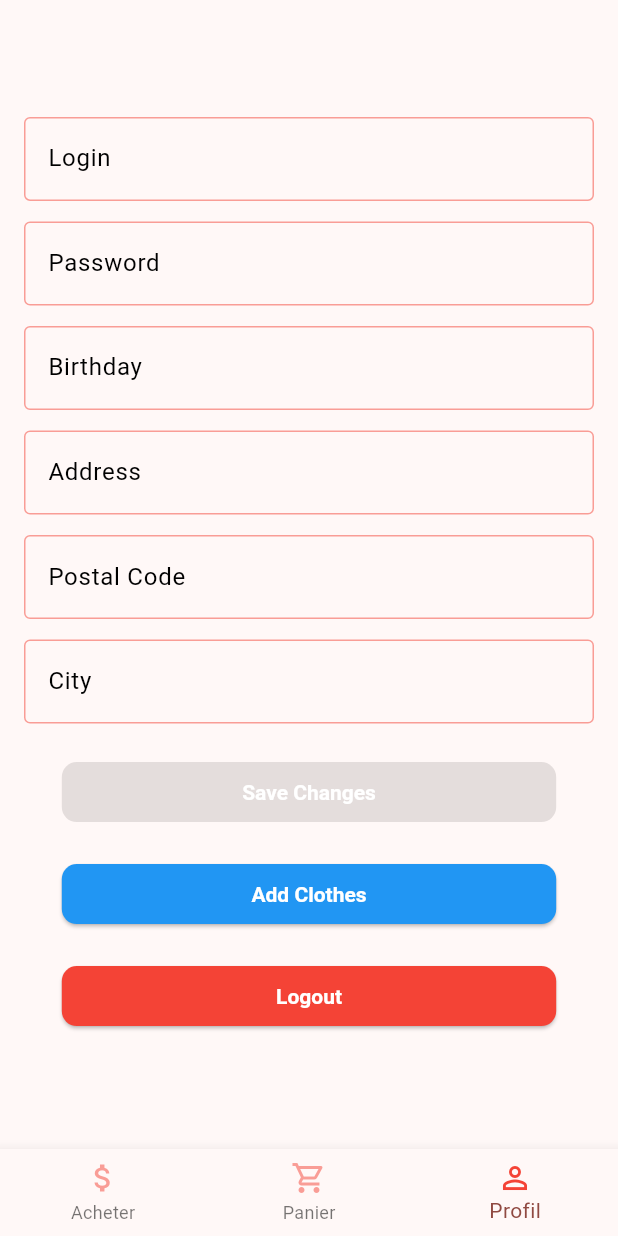
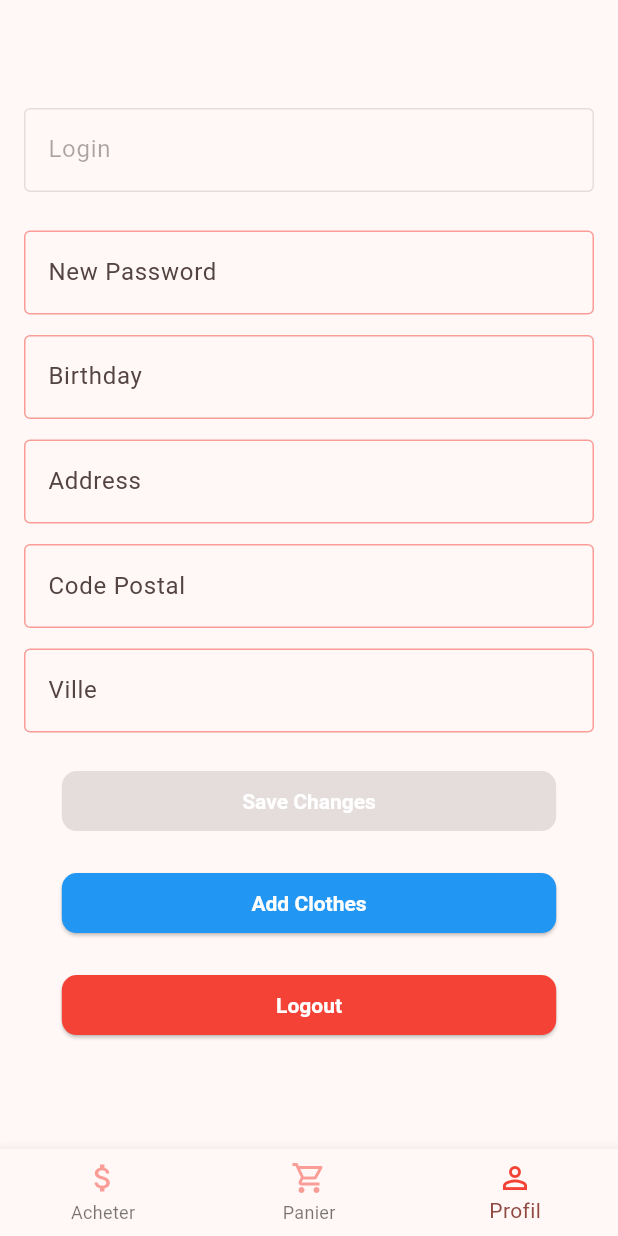
Before and after one commit to ke-saad/vogue_app, a Flutter app: the screen it shows once a user with an empty profile is signed in, item 3 of the bottom bar chosen, on a phone screen of 412 x 824 dp. Run offline on Flutter 3.47's test engine with Material 3 defaults, Android fonts, the light colour scheme and no system bars; our stand-ins replace cloud_firestore, firebase_auth, firebase_core, firebase_storage, image_picker, logger; missing offline and left inert: tflite_flutter; accounts and stored records are empty.

Commit message:
fifteenth commit

```diff
--- a/lib/src/profile_screen/components/profile_fields.dart
+++ b/lib/src/profile_screen/components/profile_fields.dart
@@ -41,20 +41,23 @@ class _ProfileFieldsState extends State<ProfileFields> {
             },
             validatorMessage: 'Please enter your email',
             height: fieldHeight,
+            enabled: false, // Email should be disabled as it comes from Firebase Auth
           ),
           const SizedBox(height: 12.0),
 
-          // Password Field
+          const SizedBox(height: 12.0),
+
+          // New Password Field
           _buildTextField(
-            label: 'Password',
-            initialValue: widget.userInfo['password'],
+            label: 'New Password',
+            initialValue: widget.userInfo['newPassword'],
             onChanged: (value) {
               widget.updateHasChanges(true);
               setState(() {
-                widget.userInfo['password'] = value;
+                widget.userInfo['newPassword'] = value;
               });
             },
-            validatorMessage: 'Please enter your password',
+            validatorMessage: 'Please enter your new password',
             height: fieldHeight,
             obscureText: true,
           ),
@@ -92,7 +95,7 @@ class _ProfileFieldsState extends State<ProfileFields> {
 
           // Postal Code Field
           _buildTextField(
-            label: 'Postal Code',
+            label: 'Code Postal',
             initialValue: widget.userInfo['postalCode'],
             onChanged: (value) {
               widget.updateHasChanges(true);
@@ -105,9 +108,9 @@ class _ProfileFieldsState extends State<ProfileFields> {
           ),
           const SizedBox(height: 12.0),
 
-          // City Field
+          // Address Field
           _buildTextField(
-            label: 'City',
+            label: 'Ville',
             initialValue: widget.userInfo['city'],
             onChanged: (value) {
               widget.updateHasChanges(true);
@@ -126,33 +129,35 @@ class _ProfileFieldsState extends State<ProfileFields> {
   Widget _buildTextField({
     required String label,
     required String? initialValue,
-    required ValueChanged<String> onChanged,
+    required Function(String) onChanged,
     required String validatorMessage,
-    required double height,
+    double? height,
     bool obscureText = false,
+    bool enabled = true,
   }) {
     return SizedBox(
       height: height,
       child: TextFormField(
         initialValue: initialValue,
+        onChanged: onChanged,
+        obscureText: obscureText,
+        enabled: enabled,
         decoration: InputDecoration(
           labelText: label,
-          labelStyle: const TextStyle(color: Colors.black),
+          border: OutlineInputBorder(),
           focusedBorder: OutlineInputBorder(
-            borderSide: BorderSide(color: focusedBorderColor, width: 2.0),
+            borderSide: BorderSide(color: focusedBorderColor),
           ),
           enabledBorder: OutlineInputBorder(
-            borderSide: BorderSide(color: unfocusedBorderColor, width: 1.0),
+            borderSide: BorderSide(color: unfocusedBorderColor),
           ),
         ),
-        obscureText: obscureText,
         validator: (value) {
           if (value == null || value.isEmpty) {
             return validatorMessage;
           }
           return null;
         },
-        onChanged: onChanged,
       ),
     );
   }
```
Also changed, not shown: lib/src/profile_screen/profile_screen.dart (+102 -2 lines).
